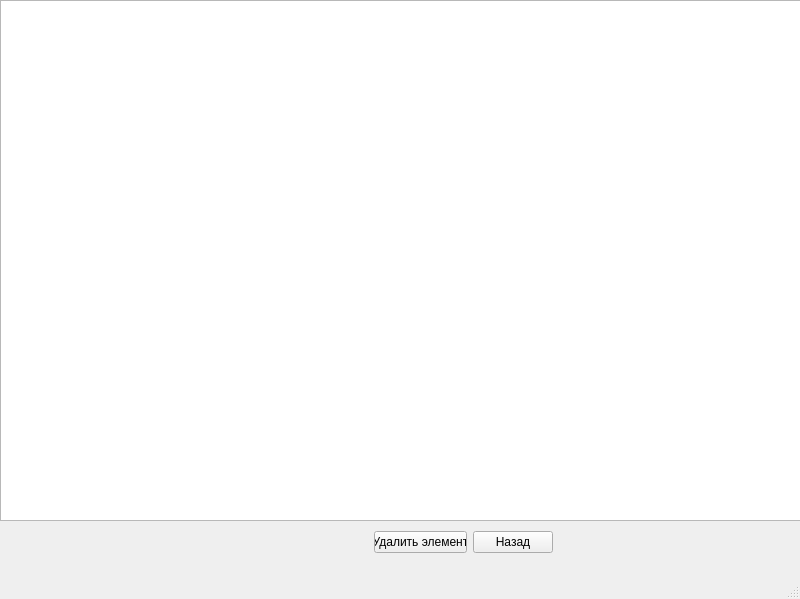
First picture: the form in Demo/figureshow.ui, repository momooshi/GeometryAssistance, before the edit.
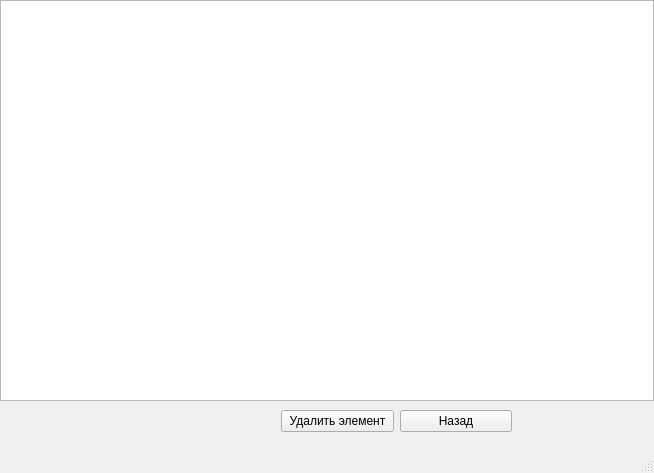
Second picture: the form after the edit.

Patch:
```diff
--- a/Demo/figureshow.ui
+++ b/Demo/figureshow.ui
@@ -6,8 +6,8 @@
    <rect>
     <x>0</x>
     <y>0</y>
-    <width>800</width>
-    <height>599</height>
+    <width>654</width>
+    <height>473</height>
    </rect>
   </property>
   <property name="windowTitle">
@@ -19,8 +19,8 @@
      <rect>
       <x>0</x>
       <y>0</y>
-      <width>801</width>
-      <height>521</height>
+      <width>654</width>
+      <height>401</height>
      </rect>
     </property>
     <property name="maximumSize">
@@ -30,13 +30,13 @@
      </size>
     </property>
    </widget>
-   <widget class="QWidget" name="">
+   <widget class="QWidget" name="layoutWidget">
     <property name="geometry">
      <rect>
-      <x>374</x>
-      <y>530</y>
-      <width>179</width>
-      <height>25</height>
+      <x>281</x>
+      <y>406</y>
+      <width>231</width>
+      <height>31</height>
      </rect>
     </property>
     <layout class="QHBoxLayout" name="horizontalLayout">
```
Left out of the diff: 4 changed lines with no effect on the pictures.
